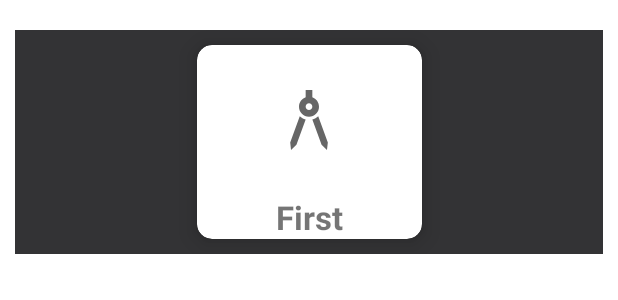
After one commit to Dark-Knight11/CyberSec-App, an Android app: the layout topic_grid.xml on its own in the app's theme, with its tools: preview values and no code run, on a phone screen of 412 x 824 dp. The commit adds this screen. Shown: the top 300 px of the screen. Run offline under Robolectric (Android 15) with nearby library versions, the phone set to English and light mode, and no system bars.

Commit message:
Recycler View added

```diff
--- a/app/src/main/java/com/sies/cyber/MainActivity.java
+++ b/app/src/main/java/com/sies/cyber/MainActivity.java
@@ -2,6 +2,7 @@ package com.sies.cyber;
 
 import android.os.Bundle;
 import android.view.View;
+import android.view.WindowManager;
 
 import androidx.appcompat.app.AppCompatActivity;
 import androidx.fragment.app.FragmentManager;
@@ -15,7 +16,7 @@ public class MainActivity extends AppCompatActivity {
     protected void onCreate(Bundle savedInstanceState) {
         super.onCreate(savedInstanceState);
         setContentView(R.layout.activity_main);
-
+        //getWindow().setFlags(WindowManager.LayoutParams.FLAG_FULLSCREEN, WindowManager.LayoutParams.FLAG_FULLSCREEN);
         View settings = findViewById(R.id.page_2);
         View home = findViewById(R.id.page_1);
 
--- /dev/null
+++ b/app/src/main/res/drawable-v24/ic_baseline_architecture_24.xml
@@ -0,0 +1,16 @@
+<vector xmlns:android="http://schemas.android.com/apk/res/android"
+    android:width="24dp"
+    android:height="24dp"
+    android:viewportWidth="24"
+    android:viewportHeight="24"
+    android:tint="?attr/colorControlNormal">
+  <path
+      android:fillColor="@android:color/white"
+      android:pathData="M6.36,18.78L6.61,21l1.62,-1.54l2.77,-7.6c-0.68,-0.17 -1.28,-0.51 -1.77,-0.98L6.36,18.78z"/>
+  <path
+      android:fillColor="@android:color/white"
+      android:pathData="M14.77,10.88c-0.49,0.47 -1.1,0.81 -1.77,0.98l2.77,7.6L17.39,21l0.26,-2.22L14.77,10.88z"/>
+  <path
+      android:fillColor="@android:color/white"
+      android:pathData="M15,8c0,-1.3 -0.84,-2.4 -2,-2.82V3h-2v2.18C9.84,5.6 9,6.7 9,8c0,1.66 1.34,3 3,3S15,9.66 15,8zM12,9c-0.55,0 -1,-0.45 -1,-1c0,-0.55 0.45,-1 1,-1s1,0.45 1,1C13,8.55 12.55,9 12,9z"/>
+</vector>
--- /dev/null
+++ b/app/src/main/res/drawable-v24/ic_baseline_arrow_forward_24.xml
@@ -0,0 +1,5 @@
+<vector android:height="24dp" android:tint="#FFFFFF"
+    android:viewportHeight="24" android:viewportWidth="24"
+    android:width="24dp" xmlns:android="http://schemas.android.com/apk/res/android">
+    <path android:fillColor="@android:color/white" android:pathData="M12,4l-1.41,1.41L16.17,11H4v2h12.17l-5.58,5.59L12,20l8,-8z"/>
+</vector>
--- a/app/src/main/res/layout/activity_main.xml
+++ b/app/src/main/res/layout/activity_main.xml
@@ -5,6 +5,7 @@
     xmlns:tools="http://schemas.android.com/tools"
     android:layout_width="match_parent"
     android:layout_height="match_parent"
+    android:id="@+id/mainContainer"
     tools:context=".MainActivity" >
 
     <com.google.android.material.appbar.AppBarLayout
--- /dev/null
+++ b/app/src/main/res/layout/topic_grid.xml
@@ -0,0 +1,47 @@
+<?xml version="1.0" encoding="utf-8"?>
+<androidx.constraintlayout.widget.ConstraintLayout xmlns:android="http://schemas.android.com/apk/res/android"
+    xmlns:app="http://schemas.android.com/apk/res-auto"
+    xmlns:tools="http://schemas.android.com/tools"
+    android:layout_width="match_parent"
+    android:layout_height="wrap_content"
+    android:layout_marginHorizontal="10dp"
+    android:layout_marginVertical="20dp"
+    android:background="#333335">
+
+
+    <androidx.cardview.widget.CardView
+        android:layout_width="150dp"
+        android:layout_height="wrap_content"
+        app:cardElevation="10dp"
+        android:layout_marginVertical="10dp"
+        app:layout_constraintBottom_toBottomOf="parent"
+        app:layout_constraintEnd_toEndOf="parent"
+        app:layout_constraintHorizontal_bias="0.5"
+        app:layout_constraintStart_toStartOf="parent"
+        app:layout_constraintTop_toTopOf="parent"
+        app:cardCornerRadius="10dp">
+        <RelativeLayout
+            android:layout_width="match_parent"
+            android:layout_height="match_parent">
+            <ImageView
+                android:layout_width="100dp"
+                android:layout_height="100dp"
+                android:src="@drawable/ic_baseline_architecture_24"
+                android:layout_centerHorizontal="true"
+                android:id="@+id/imageView"
+                android:padding="23dp" />
+            <TextView
+                android:layout_width="wrap_content"
+                android:layout_height="wrap_content"
+                android:id="@+id/textView"
+                android:layout_below="@id/imageView"
+                android:textSize="22sp"
+                android:text="First"
+                android:textStyle="bold"
+                android:layout_centerHorizontal="true"/>
+
+
+        </RelativeLayout>
+    </androidx.cardview.widget.CardView>
+
+</androidx.constraintlayout.widget.ConstraintLayout>
```
Also changed, not shown: app/src/main/java/com/sies/cyber/fragments/DataModel.java (added, +27 -0 lines), app/src/main/java/com/sies/cyber/fragments/HomeFragment.java (+66 -1 lines), app/src/main/java/com/sies/cyber/fragments/myAdapter.java (added, +52 -0 lines), app/src/main/res/drawable-v24/ic_baseline_assignment_ind_24.xml (added, +10 -0 lines), app/src/main/res/drawable-v24/ic_baseline_backpack_24.xml (added, +10 -0 lines), app/src/main/res/drawable-v24/ic_baseline_beenhere_24.xml (added, +10 -0 lines), app/src/main/res/layout/fragment_home.xml (+7 -7 lines).
